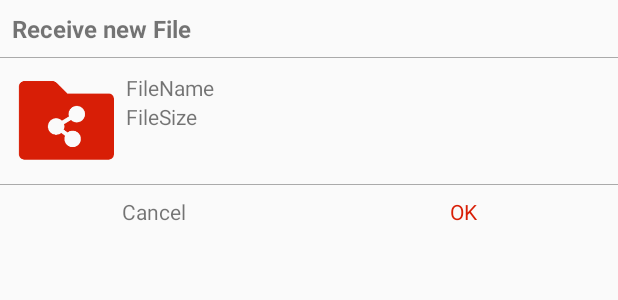
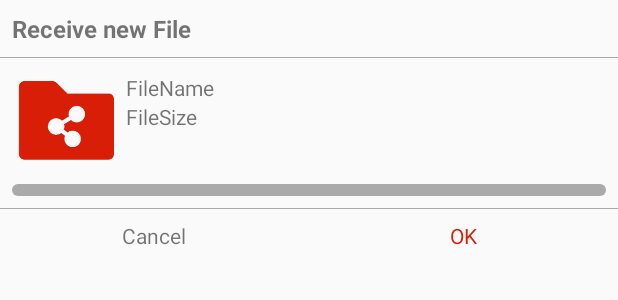
Before and after one commit to KisCode/AndroidFileShare, an Android app: the layout activity_share_file_receive.xml on its own in the app's theme, with its tools: preview values and no code run, on a phone screen of 412 x 824 dp. Shown: the top 300 px of the screen. Run offline under Robolectric (Android 15) with nearby library versions, the phone set to English and light mode, and no system bars.

Commit message:
Change FileReceiveActivity to DialogFrament: add file copy progress;

```diff
--- /dev/null
+++ b/app/src/main/res/drawable/loading_progress.xml
@@ -0,0 +1,35 @@
+<?xml version="1.0" encoding="utf-8"?>
+<!-- 横向 Progressbar-->
+
+<layer-list xmlns:android="http://schemas.android.com/apk/res/android">
+
+    <item android:id="@android:id/background">
+        <shape>
+            <!--<corners android:radius="5dip" />-->
+            <gradient
+                android:startColor="@android:color/darker_gray"
+                android:centerColor="@android:color/darker_gray"
+                android:endColor="@android:color/darker_gray"
+                android:centerY="0.75"
+                android:angle="270"
+                />
+            <corners android:radius="@dimen/height_progressbar"/>
+        </shape>
+    </item>
+
+    <item android:id="@android:id/progress">
+        <clip>
+            <shape>
+                <gradient
+                    android:startColor="@color/colorPrimary"
+                    android:centerColor="@color/colorPrimary"
+                    android:centerY="0.75"
+                    android:endColor="@color/colorPrimary"
+                    android:angle="270"
+                    />
+                <corners android:radius="@dimen/height_progressbar"/>
+            </shape>
+        </clip>
+    </item>
+
+</layer-list>
--- a/app/src/main/res/layout/activity_share_file_receive.xml
+++ b/app/src/main/res/layout/activity_share_file_receive.xml
@@ -4,7 +4,7 @@
     xmlns:tools="http://schemas.android.com/tools"
     android:layout_width="match_parent"
     android:layout_height="match_parent"
-    tools:context=".ShareFileReceiveActivity">
+    tools:context=".FileReceiveDialog">
 
     <TextView
         android:id="@+id/tv_title"
@@ -28,9 +28,9 @@
         android:id="@+id/iv_file_icon"
         android:layout_width="66dp"
         android:layout_height="66dp"
+        android:layout_margin="10dp"
         android:scaleType="fitCenter"
         android:src="@mipmap/icon_share"
-        android:layout_margin="10dp"
         app:layout_constraintStart_toStartOf="parent"
         app:layout_constraintTop_toBottomOf="@id/view_line_title" />
 
@@ -53,13 +53,26 @@
         app:layout_constraintStart_toStartOf="@+id/tv_file_name"
         app:layout_constraintTop_toBottomOf="@id/tv_file_name" />
 
+
+    <androidx.core.widget.ContentLoadingProgressBar
+        android:id="@+id/progressbar"
+        android:layout_width="0dp"
+        android:layout_height="@dimen/height_progressbar"
+        android:progressDrawable="@drawable/loading_progress"
+        android:layout_marginStart="@dimen/inner_padding_size"
+        android:layout_marginEnd="@dimen/inner_padding_size"
+        android:layout_marginTop="@dimen/inner_padding_size"
+        app:layout_constraintTop_toBottomOf="@+id/iv_file_icon"
+        app:layout_constraintStart_toStartOf="parent"
+        app:layout_constraintEnd_toEndOf="parent"/>
+
     <View
         android:id="@+id/view_line"
         android:layout_width="match_parent"
         android:layout_height="@dimen/line_size"
+        android:layout_marginTop="@dimen/inner_padding_size"
         android:background="@android:color/darker_gray"
-        android:layout_marginTop="@dimen/inner_padding_size"
-        app:layout_constraintTop_toBottomOf="@+id/iv_file_icon" />
+        app:layout_constraintTop_toBottomOf="@+id/progressbar" />
 
     <TextView
         android:id="@+id/tv_cancel"
--- a/app/src/main/res/values/dimens.xml
+++ b/app/src/main/res/values/dimens.xml
@@ -2,4 +2,5 @@
 <resources>
     <dimen name="inner_padding_size">8dp</dimen>
     <dimen name="line_size">0.5dp</dimen>
+    <dimen name="height_progressbar">8dp</dimen>
 </resources>
```
Also changed, not shown: app/src/main/AndroidManifest.xml (+1 -6 lines), app/src/main/java/demo/kiscode/fileshare/FileReceiveDialog.java (added, +198 -0 lines), app/src/main/java/demo/kiscode/fileshare/MainActivity.java (+29 -0 lines), app/src/main/java/demo/kiscode/fileshare/ShareFileReceiveActivity.java (deleted, +0 -141 lines).
